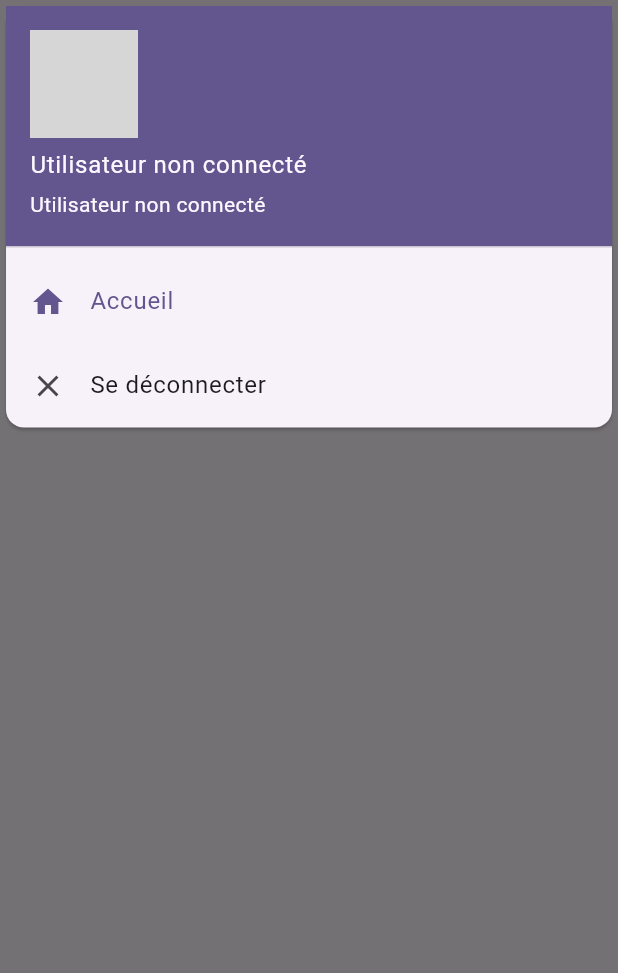
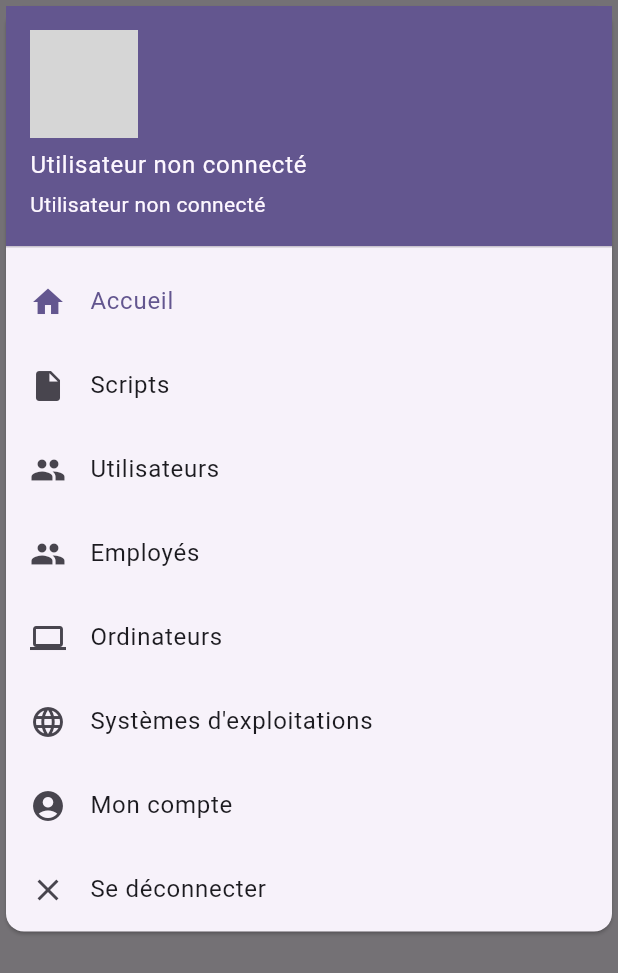
Before and after one commit to marceau07/parc-informatique, a Flutter app: the HomePage screen opened directly, with the side drawer open, on a phone screen of 412 x 824 dp. Shown: the top 973 px of the screen. Run offline on Flutter 3.47's test engine with Material 3 defaults, Android fonts, the light colour scheme and no system bars; our stand-ins replace another_flushbar, firebase_auth, google_sign_in, shimmer; missing offline and left inert: flutter_pdfview; accounts and stored records are empty; network calls fail; grey boxes are pictures that could not be loaded.

Commit message:
Squelettes non fonctionnels

```diff
--- a/lib/fragments/computer_pages/list_all_computers.dart
+++ b/lib/fragments/computer_pages/list_all_computers.dart
@@ -15,10 +15,10 @@ class AllComputersPage extends StatefulWidget{
 }
 
 class ComputersAllList extends State<AllComputersPage> {
-  final Uri uri = 'http://serveur1.arras-sio.com/symfony4-4017/parcinformatique/web/index.php?page=computersJSON' as Uri;
+  final String uri = 'https://parc-informatique.marceau-rodrigues.fr/index.php?page=computersJSON';
 
   Future<List<Computer>> fetchComputers() async {
-    var response = await http.get(uri);
+    var response = await http.get(Uri.parse(uri));
 
     if(response.statusCode == 200){
       final items = json.decode(response.body).cast<Map<String, dynamic>>();
--- a/lib/fragments/computer_pages/list_computers.dart
+++ b/lib/fragments/computer_pages/list_computers.dart
@@ -19,9 +19,9 @@ class ComputerList extends State<ComputerListPage> {
 
   Future<List<Computer>> fetchComputersByNetwork() async {
     String choosedNetwork = widget.aNetwork;
-    Uri uri = ('http://serveur1.arras-sio.com/symfony4-4017/parcinformatique/web/index.php?page=computersJSON&networkId=$choosedNetwork') as Uri;
+    String uri = 'https://parc-informatique.marceau-rodrigues.fr/index.php?page=computersJSON&networkId=$choosedNetwork';
 
-    var response = await http.get(uri);
+    var response = await http.get(Uri.parse(uri));
 
     if(response.statusCode == 200) {
       final items = json.decode(response.body).cast<Map<String, dynamic>>();
--- a/lib/fragments/computer_pages/list_networksComputers.dart
+++ b/lib/fragments/computer_pages/list_networksComputers.dart
@@ -18,10 +18,10 @@ class NetworkListPage extends StatefulWidget{
 }
 
 class NetworksList extends State<NetworkListPage> {
-  final Uri uri = 'http://serveur1.arras-sio.com/symfony4-4017/parcinformatique/web/index.php?page=networksJSON' as Uri;
+  final String uri = 'https://parc-informatique.marceau-rodrigues.fr/index.php?page=networksJSON';
 
   Future<List<Network>> fetchNetworks() async {
-    var response = await http.get(uri);
+    var response = await http.get(Uri.parse(uri));
 
     if(response.statusCode == 200) {
       final items = json.decode(response.body).cast<Map<String, dynamic>>();
--- a/lib/fragments/computer_pages/pdf_all_computers.dart
+++ b/lib/fragments/computer_pages/pdf_all_computers.dart
@@ -16,7 +16,7 @@ class _AllComputersPdfState extends State<AllComputersPdf>{
   @override
   void initState() {
     super.initState();
-    getFileFromUrl("http://serveur1.arras-sio.com/symfony4-4017/parcinformatique/web/index.php?page=listeOrdinateurPdf" as Uri).then((f){
+    getFileFromUrl("https://parc-informatique.marceau-rodrigues.fr/index.php?page=listeOrdinateurPdf" as Uri).then((f){
       setState(() {
         urlPDFPath = f.path;
         print(urlPDFPath);
--- a/lib/fragments/employees_pages/list_employees.dart
+++ b/lib/fragments/employees_pages/list_employees.dart
@@ -16,10 +16,10 @@ class EmployeeListPage extends StatefulWidget{
 
 class _EmployeeListPageState extends State<EmployeeListPage> {
 
-  final Uri uri = 'http://serveur1.arras-sio.com/symfony4-4017/parcinformatique/web/index.php?page=employeesJSON' as Uri;
+  final String uri = 'https://parc-informatique.marceau-rodrigues.fr/index.php?page=employeesJSON';
 
   Future<List<Employee>> fetchEmployees() async {
-    var response = await http.get(uri);
+    var response = await http.get(Uri.parse(uri));
 
     if(response.statusCode == 200) {
       final items = json.decode(response.body).cast<Map<String, dynamic>>();
--- a/lib/fragments/index_pages/canvas_computers.dart
+++ b/lib/fragments/index_pages/canvas_computers.dart
@@ -21,8 +21,8 @@ class _CanvasPageState extends State<CanvasPage>{
 
   Future<List<Computer>> fetchComputers() async {
     String chosenNetwork = widget.theNetwork;
-    final Uri url = ('http://serveur1.arras-sio.com/symfony4-4017/public/parcinformatique/web/index.php?page=computersJSON&networkId=$chosenNetwork') as Uri;
-    var response = await http.get(url);
+    final String uri = 'https://parc-informatique.marceau-rodrigues.fr/index.php?page=computersJSON&networkId=$chosenNetwork';
+    var response = await http.get(Uri.parse(uri));
 
     if(response.statusCode == 200) {
       final items = json.decode(response.body).cast<Map<String, dynamic>>();
--- a/lib/fragments/os_pages/add_os.dart
+++ b/lib/fragments/os_pages/add_os.dart
@@ -18,8 +18,8 @@ class AddAnOS extends State<AddOS>{
   TextEditingController osNameController = TextEditingController();
 
   Future uploadOS() async {
-    final Uri uri = ('http://serveur1.arras-sio.com/symfony4-4017/parcinformatique/web/index.php?page=AddOSJSON&nomOs=${osNameController.text}') as Uri ;
-    var response = await http.get(uri);
+    final String uri = 'https://parc-informatique.marceau-rodrigues.fr/index.php?page=AddOSJSON&nomOs=${osNameController.text}';
+    var response = await http.get(Uri.parse(uri));
 
     if(response.statusCode == 200){
       final item = json.decode(response.body);
--- a/lib/fragments/os_pages/list_os.dart
+++ b/lib/fragments/os_pages/list_os.dart
@@ -15,11 +15,11 @@ class OSListPage extends StatefulWidget {
 }
 
 class OSList extends State<OSListPage> {
-  final Uri uri = 'http://serveur1.arras-sio.com/symfony4-4017/parcinformatique/web/index.php?page=OSJSON' as Uri;
-  String urlImageOs = 'http://serveur1.arras-sio.com/symfony4-4017/parcinformatique/web/img/android/';
+  final String uri = 'https://parc-informatique.marceau-rodrigues.fr/index.php?page=OSJSON';
+  String urlImageOs = 'https://parc-informatique.marceau-rodrigues.fr/img/android/';
 
   Future<List<OS>> fetchOS() async {
-    var response = await http.get(uri);
+    var response = await http.get(Uri.parse(uri));
 
     if(response.statusCode == 200) {
       final items = json.decode(response.body).cast<Map<String, dynamic>>();
--- a/lib/fragments/scripts_pages/list_scripts.dart
+++ b/lib/fragments/scripts_pages/list_scripts.dart
@@ -17,10 +17,10 @@ class ScriptListPage extends StatefulWidget{
 
 class ScriptList extends State<ScriptListPage> {
 
-  final Uri uri = 'http://serveur1.arras-sio.com/symfony4-4017/parcinformatique/web/index.php?page=scriptsJSON' as Uri;
+  final String uri = 'https://parc-informatique.marceau-rodrigues.fr/index.php?page=scriptsJSON';
 
   Future<List<Script>> fetchScripts() async {
-    var response = await http.get(uri);
+    var response = await http.get(Uri.parse(uri));
 
     if(response.statusCode == 200) {
       final items = json.decode(response.body).cast<Map<String, dynamic>>();
--- a/lib/fragments/scripts_pages/view_script.dart
+++ b/lib/fragments/scripts_pages/view_script.dart
@@ -8,9 +8,9 @@ class ScriptPage extends StatelessWidget{
 
   Future<String> fetchScripts() async {
     String theScript = fileContents;
-    Uri url = 'http://serveur1.arras-sio.com/symfony4-4017/parcinformatique/src/scripts/$theScript' as Uri;
+    String uri = 'https://parc-informatique.marceau-rodrigues.fr/scripts/$theScript';
 
-    var response = await http.get(url);
+    var response = await http.get(Uri.parse(uri));
 
     if(response.statusCode == 200) {
       String listScripts = response.body;
--- a/lib/pages/home_page.dart
+++ b/lib/pages/home_page.dart
@@ -3,7 +3,13 @@ import 'package:flutter/foundation.dart';
 import 'package:flutter/material.dart';
 import 'package:parc_informatique/pages/sign_in_page.dart';
 
+import '../fragments/account_fragment.dart';
+import '../fragments/computer_fragment.dart';
+import '../fragments/employee_fragment.dart';
 import '../fragments/index_fragment.dart';
+import '../fragments/os_fragment.dart';
+import '../fragments/script_fragment.dart';
+import '../fragments/user_fragment.dart';
 import 'login_page.dart';
 
 class DrawerItem {
@@ -17,12 +23,12 @@ class HomePage extends StatefulWidget {
 
   final drawerItems = [
     DrawerItem("Accueil", Icons.home),
-    /*DrawerItem("Scripts", Icons.insert_drive_file),
+    DrawerItem("Scripts", Icons.insert_drive_file),
     DrawerItem("Utilisateurs", Icons.people),
     DrawerItem("Employés", Icons.people),
     DrawerItem("Ordinateurs", Icons.laptop),
     DrawerItem("Systèmes d\'exploitations", Icons.language),
-    DrawerItem("Mon compte", Icons.account_circle),*/
+    DrawerItem("Mon compte", Icons.account_circle),
     DrawerItem("Se déconnecter", Icons.clear),
   ];
 
@@ -40,20 +46,19 @@ class HomePageState extends State<HomePage> {
     switch (pos) {
       case 0:
         return const IndexScreen();
-      /*case 1:
-        return ScriptScreen();
+      case 1:
+        return const ScriptScreen();
       case 2:
-        return UserScreen();
+        return const UserScreen();
       case 3:
-        return EployeeScreen();
+        return const EmployeeScreen();
       case 4:
-        return ComputerScreen();
+        return const ComputerScreen();
       case 5:
-        return OSScreen();
+        return const OsScreen();
       case 6:
-        return AccountScreen();
-       */
-      case 2:
+        return const AccountScreen();
+      case 7:
         signOutGoogle();
         FlutterError.onError = (FlutterErrorDetails details) {
           FlutterError.dumpErrorToConsole(details);
@@ -111,9 +116,9 @@ class HomePageState extends State<HomePage> {
                   accountEmail: Text(
                       getEmail()!
                   ),
-                  currentAccountPicture: Image.network(
+                  currentAccountPicture: getImageUrl() != null? Image.network(
                       getImageUrl()!
-                  ),
+                  ) : Image.network('https://parc-informatique.marceau-rodrigues.fr/img/android/default.png'),
                 ),
                 Column(children: drawerOptions)
               ],
```
Also changed, not shown: lib/fragments/account_pages/view_account.dart (+4 -4 lines), lib/fragments/user_pages/list_users.dart (+5 -4 lines), lib/main.dart (+7 -0 lines), lib/pages/sign_in_page.dart (+4 -5 lines), 3 other files.
